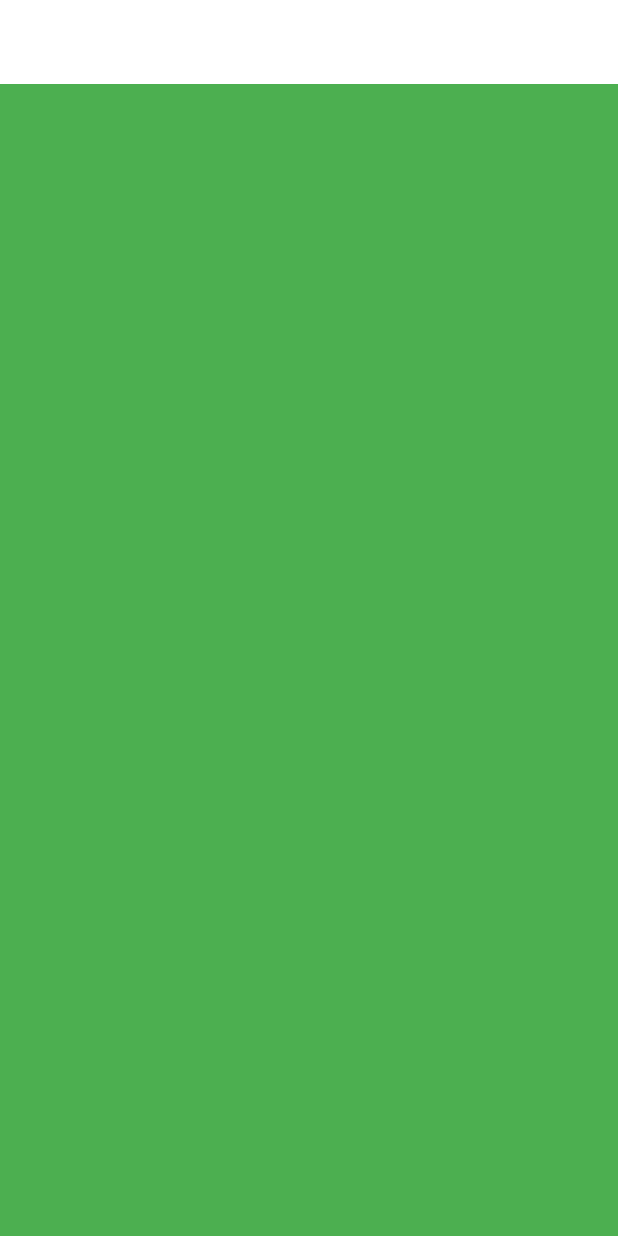
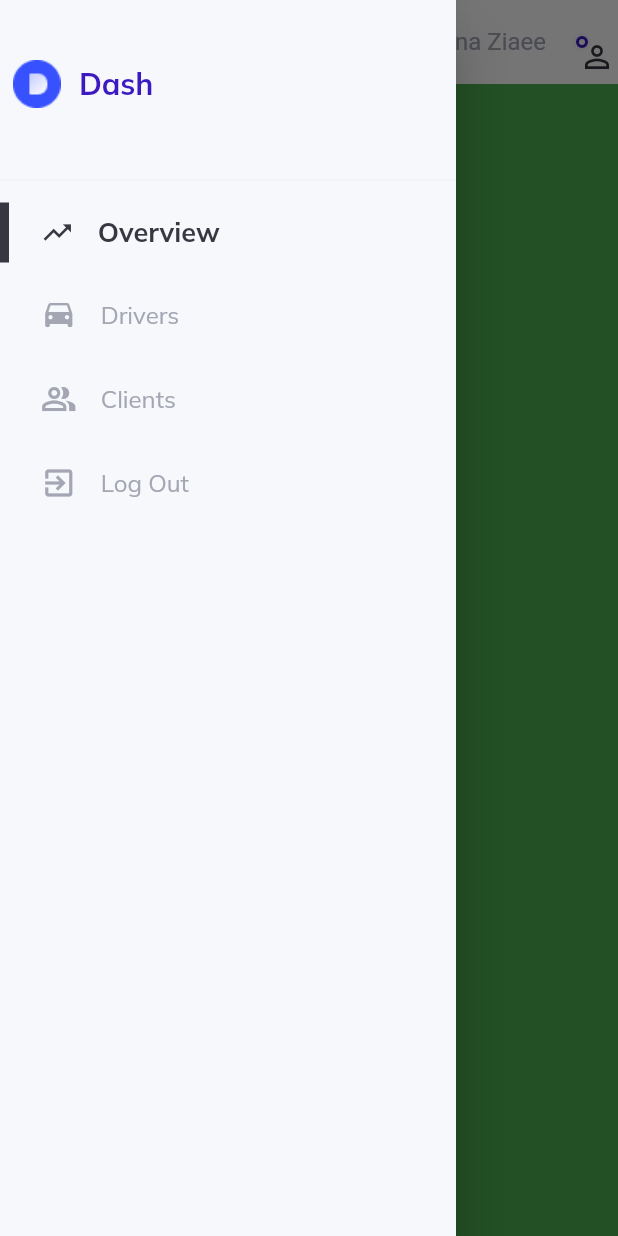
Before and after one commit to sinaziaee/tenat, a Flutter app: the screen it shows after launch, with the side drawer open (before the commit the screen has no drawer), on a phone screen of 412 x 824 dp. Run offline on Flutter 3.47's test engine with Material 2 defaults, Android fonts, the phone set to English and light mode, and no system bars; our stand-ins replace get, google_fonts; missing offline and left inert: graphview.

Commit message:
added side menu bar

```diff
--- /dev/null
+++ b/lib/constants/controllers.dart
@@ -0,0 +1,5 @@
+// in here we define controller instances
+
+import 'package:tenat/controllers/menu_controller.dart';
+
+MenuController menuController = MenuController.instance;
--- a/lib/helpers/responsiveness.dart
+++ b/lib/helpers/responsiveness.dart
@@ -25,7 +25,7 @@ class ResponsiveWidget extends StatelessWidget {
   });
 
   static bool isSmallScreen(BuildContext context) =>
-      MediaQuery.of(context).size.width < smallScreenSize;
+      MediaQuery.of(context).size.width < mediumScreenSize;
 
   static bool isMediumScreen(BuildContext context) =>
       MediaQuery.of(context).size.width >= mediumScreenSize &&
--- a/lib/layout.dart
+++ b/lib/layout.dart
@@ -5,13 +5,19 @@ import 'package:tenat/widgets/large_screen.dart';
 import 'package:tenat/widgets/small_screen.dart';
 import 'package:tenat/widgets/top_nav_bar.dart';
 
+import 'widgets/side_menu.dart';
+
 class SiteLayout extends StatelessWidget {
   final GlobalKey<ScaffoldState> scaffoldKey = GlobalKey();
 
   @override
   Widget build(BuildContext context) {
     return Scaffold(
+      key: scaffoldKey,
       appBar: topNavigationBar(context, scaffoldKey),
+      drawer: Drawer(
+        child: SideMenu(),
+      ),
       body: ResponsiveWidget(
         largeScreen: LargeScreen(),
         smallScreen: SmallScreen(),
--- a/lib/main.dart
+++ b/lib/main.dart
@@ -1,10 +1,12 @@
 import 'package:flutter/material.dart';
 import 'package:get/get.dart';
 import 'package:google_fonts/google_fonts.dart';
+import 'package:tenat/controllers/menu_controller.dart';
 
 import 'layout.dart';
 
 void main(){
+  Get.put(MenuController());
   runApp(
     MyApp(),
   );
--- /dev/null
+++ b/lib/routing/routes.dart
@@ -0,0 +1,11 @@
+const OverViewPageRoute = 'Overview';
+const DriversPageRoute = 'Drivers';
+const ClientsPageRoute = 'Clients';
+const AuthenticationPageRoute = 'Authentication';
+
+List sideMenuItems = [
+  OverViewPageRoute,
+  DriversPageRoute,
+  ClientsPageRoute,
+  AuthenticationPageRoute,
+];
--- /dev/null
+++ b/lib/widgets/custom_text.dart
@@ -0,0 +1,27 @@
+import 'package:flutter/material.dart';
+
+class CustomText extends StatelessWidget {
+  final String? text;
+  final double? size;
+  final Color? color;
+  final FontWeight? weight;
+
+  const CustomText({
+    Key? key,
+    this.size,
+    this.weight,
+    this.text,
+    this.color,
+  }) : super(key: key);
+
+  @override
+  Widget build(BuildContext context) {
+    return Text(
+      text ?? '',
+      style: TextStyle(
+          fontSize: size ?? 16,
+          color: color ?? Colors.black,
+          fontWeight: weight ?? FontWeight.normal),
+    );
+  }
+}
--- /dev/null
+++ b/lib/widgets/horizontal_menu_item.dart
@@ -0,0 +1,74 @@
+import 'package:flutter/material.dart';
+import 'package:get/get.dart';
+import 'package:tenat/constants/controllers.dart';
+import 'package:tenat/constants/styles.dart';
+import 'package:tenat/widgets/custom_text.dart';
+
+class HorizontalMenuItem extends StatelessWidget {
+  final String itemName;
+  final VoidCallback onTap;
+
+  const HorizontalMenuItem(
+      {Key? key, required this.itemName, required this.onTap})
+      : super(key: key);
+
+  @override
+  Widget build(BuildContext context) {
+    double width = MediaQuery.of(context).size.width;
+    return InkWell(
+      onTap: this.onTap,
+      onHover: (value) {
+        value
+            ? menuController.onHover(itemName)
+            : menuController.onHover("not hovering");
+      },
+      child: Obx(() {
+        return Container(
+          color: menuController.isHovering(itemName)
+              ? lightGrey.withOpacity(.1)
+              : Colors.transparent,
+          child: Row(
+            children: [
+              Visibility(
+                visible: menuController.isHovering(itemName) ||
+                    menuController.isActive(itemName),
+                child: Container(
+                  width: 6,
+                  height: 40,
+                  color: dark,
+                ),
+                maintainSize: true,
+                maintainState: true,
+                maintainAnimation: true,
+              ),
+              SizedBox(
+                width: width / 80,
+              ),
+              Padding(
+                padding: EdgeInsets.all(16),
+                child: menuController.returnIconFor(itemName),
+              ),
+              if (!menuController.isActive(itemName)) ...[
+                Flexible(
+                    child: CustomText(
+                  text: itemName,
+                  color: menuController.isHovering(itemName) ? dark : lightGrey,
+                ))
+              ] //
+              else ...[
+                Flexible(
+                  child: CustomText(
+                    text: itemName,
+                    color: dark,
+                    size: 18,
+                    weight: FontWeight.bold,
+                  ),
+                ),
+              ]
+            ],
+          ),
+        );
+      }),
+    );
+  }
+}
--- a/lib/widgets/large_screen.dart
+++ b/lib/widgets/large_screen.dart
@@ -1,4 +1,6 @@
 import 'package:flutter/material.dart';
+
+import 'side_menu.dart';
 
 class LargeScreen extends StatelessWidget {
   const LargeScreen({Key? key}) : super(key: key);
@@ -9,9 +11,7 @@ class LargeScreen extends StatelessWidget {
       children: [
         Expanded(
           flex: 1,
-          child: Container(
-            color: Colors.red,
-          ),
+          child: SideMenu(),
         ),
         Expanded(
           flex: 5,
--- /dev/null
+++ b/lib/widgets/side_menu.dart
@@ -0,0 +1,141 @@
+import 'package:flutter/material.dart';
+import 'package:get/get.dart';
+import 'package:tenat/constants/controllers.dart';
+import 'package:tenat/constants/styles.dart';
+import 'package:tenat/helpers/responsiveness.dart';
+import 'package:tenat/routing/routes.dart';
+import 'package:tenat/widgets/custom_text.dart';
+import 'package:tenat/widgets/side_menu_items.dart';
+import '../routing/routes.dart';
+
+class SideMenu extends StatelessWidget {
+  const SideMenu({Key? key}) : super(key: key);
+
+  @override
+  Widget build(BuildContext context) {
+    double width = MediaQuery.of(context).size.width;
+    // return Container(
+    //   color: light,
+    //   child: ListView(
+    //     children: [
+    //       if(ResponsiveWidget.isSmallScreen(context))
+    //         Column(
+    //           mainAxisSize: MainAxisSize.min,
+    //           children: [
+    //             SizedBox(
+    //               height: 40,
+    //             ),
+    //             Row(
+    //               children: [
+    //                 SizedBox(width: width / 48),
+    //                 Padding(
+    //                   padding: const EdgeInsets.only(right: 12),
+    //                   child: Image.asset("assets/icons/logo.png"),
+    //                 ),
+    //                 Flexible(
+    //                   child: CustomText(
+    //                     text: "Dash",
+    //                     size: 20,
+    //                     weight: FontWeight.bold,
+    //                     color: active,
+    //                   ),
+    //                 ),
+    //                 SizedBox(width: width / 48),
+    //               ],
+    //             ),
+    //             SizedBox(
+    //               height: 30,
+    //             ),
+    //           ],
+    //         ),
+    //       Divider(color: lightGrey.withOpacity(.1), ),
+    //
+    //       Column(
+    //         mainAxisSize: MainAxisSize.min,
+    //         children: sideMenuItems
+    //             .map((item) => SideMenuItem(
+    //             itemName: item.name,
+    //             onTap: () {
+    //               if(item.route == AuthenticationPageRoute){
+    //                 // Get.offAllNamed(AuthenticationPageRoute);
+    //                 // menuController.changeActiveItemTo(OverviewPageDisplayName);
+    //
+    //               }
+    //               if (!menuController.isActive(item.name)) {
+    //                 menuController.changeActiveItemTo(item.name);
+    //                 if(ResponsiveWidget.isSmallScreen(context))
+    //                   Get.back();
+    //                 // navigationController.navigateTo(item.route);
+    //               }
+    //             }))
+    //             .toList(),
+    //       )
+    //     ],
+    //   ),
+    // );
+    return Container(
+      color: light,
+      child: ListView(
+        children: [
+          if (ResponsiveWidget.isSmallScreen(context))
+            Column(
+              children: [
+                SizedBox(
+                  height: 40,
+                ),
+                Row(
+                  children: [
+                    SizedBox(
+                      width: width / 48,
+                    ),
+                    Padding(
+                      padding: EdgeInsets.only(right: 12),
+                      child: Image.asset('assets/icons/logo.png'),
+                    ),
+                    Flexible(
+                      child: CustomText(
+                        text: 'Dash',
+                        size: 20,
+                        weight: FontWeight.bold,
+                        color: active,
+                      ),
+                    ),
+                    SizedBox(
+                      width: width / 48,
+                    ),
+                  ],
+                ),
+              ],
+            ),
+          SizedBox(
+            height: 40,
+          ),
+          Divider(
+            color: lightGrey.withOpacity(.1),
+          ),
+          Column(
+            mainAxisSize: MainAxisSize.min,
+            children: [
+              for (var itemName in sideMenuItems) ...[
+                SideMenuItem(
+                  itemName: itemName == AuthenticationPageRoute
+                      ? 'Log Out'
+                      : itemName,
+                  onTap: () {
+                    if (itemName == AuthenticationPageRoute) {}
+                    if (!menuController.isActive(itemName)) {
+                      menuController.changeActiveItemTo(itemName);
+                      if (ResponsiveWidget.isSmallScreen(context)) {
+                        Get.back();
+                      }
+                    }
+                  },
+                ),
+              ],
+            ],
+          ),
+        ],
+      ),
+    );
+  }
+}
--- /dev/null
+++ b/lib/widgets/side_menu_items.dart
@@ -0,0 +1,20 @@
+import 'package:flutter/material.dart';
+import 'package:tenat/helpers/responsiveness.dart';
+import 'package:tenat/widgets/horizontal_menu_item.dart';
+import 'package:tenat/widgets/vertical_menu_item.dart';
+
+class SideMenuItem extends StatelessWidget {
+  final String itemName;
+  final VoidCallback onTap;
+
+  const SideMenuItem({Key? key, required this.itemName, required this.onTap})
+      : super(key: key);
+
+  @override
+  Widget build(BuildContext context) {
+    if (ResponsiveWidget.isCustomScreen(context)) {
+      return VerticalMenuItem(itemName: itemName, onTap: onTap);
+    }
+    return HorizontalMenuItem(itemName: itemName, onTap: onTap);
+  }
+}
--- a/lib/widgets/top_nav_bar.dart
+++ b/lib/widgets/top_nav_bar.dart
@@ -1,8 +1,114 @@
 import 'package:flutter/material.dart';
+import 'package:graphview/GraphView.dart';
+import 'package:tenat/constants/styles.dart';
+import 'package:tenat/helpers/responsiveness.dart';
+
+import 'custom_text.dart';
 
 AppBar topNavigationBar(BuildContext context, GlobalKey<ScaffoldState> key) {
   return AppBar(
+    leading: !ResponsiveWidget.isSmallScreen(context)
+        ? Row(
+            children: [
+              Container(
+                padding: EdgeInsets.only(left: 14),
+                child: Image.asset(
+                  'assets/icons/logo.png',
+                  width: 28,
+                ),
+              ),
+            ],
+          )
+        : IconButton(
+            onPressed: () {
+              key.currentState?.openDrawer();
+            },
+            icon: Icon(Icons.menu),
+          ),
+    title: Row(
+      children: [
+        Visibility(
+          child: CustomText(
+            text: 'Dash',
+            color: lightGrey,
+            size: 20,
+            weight: FontWeight.bold,
+          ),
+        ),
+        Expanded(
+          child: Container(),
+        ),
+        IconButton(
+          onPressed: () {},
+          icon: Icon(
+            Icons.settings,
+            color: dark.withOpacity(.7),
+          ),
+        ),
+        Stack(
+          children: [
+            IconButton(
+              onPressed: () {},
+              icon: Icon(
+                Icons.notifications,
+                color: dark.withOpacity(.7),
+              ),
+            ),
+            Positioned(
+              top: 7,
+              right: 7,
+              child: Container(
+                width: 12,
+                height: 12,
+                padding: EdgeInsets.all(4),
+                decoration: BoxDecoration(
+                  color: active,
+                  borderRadius: BorderRadius.circular(30),
+                  border: Border.all(color: light, width: 2),
+                ),
+              ),
+            ),
+          ],
+        ),
+        Container(
+          width: 1,
+          height: 22,
+          color: lightGrey,
+        ),
+        SizedBox(
+          width: 24,
+        ),
+        CustomText(
+          text: 'Sina Ziaee',
+          color: lightGrey,
+        ),
+        SizedBox(
+          width: 16,
+        ),
+        Container(
+          width: 12,
+          height: 12,
+          padding: EdgeInsets.all(2),
+          margin: EdgeInsets.all(2),
+          decoration: BoxDecoration(
+            color: active,
+            borderRadius: BorderRadius.circular(30),
+            border: Border.all(color: light, width: 2),
+          ),
+          child: CircleAvatar(
+            backgroundColor: light,
+            child: Icon(
+              Icons.person_outline,
+              color: dark,
+            ),
+          ),
+        ),
+      ],
+    ),
     elevation: 0,
-    backgroundColor: Colors.white,
+    backgroundColor: Colors.transparent,
+    iconTheme: IconThemeData(
+      color: dark,
+    ),
   );
 }
--- a/pubspec.yaml
+++ b/pubspec.yaml
@@ -31,7 +31,7 @@ dependencies:
   get: ^4.3.4
   google_fonts: ^2.1.0
   charts_flutter: ^0.11.0
-  graphview: ^0.7.0
+  graphview: 1.0.0-nullsafety.1
   data_table_2: ^2.1.0
 
 dev_dependencies:
```
Also changed, not shown: lib/controllers/menu_controller.dart (added, +54 -0 lines), lib/widgets/vertical_menu_item.dart (added, +82 -0 lines), pubspec.lock.
